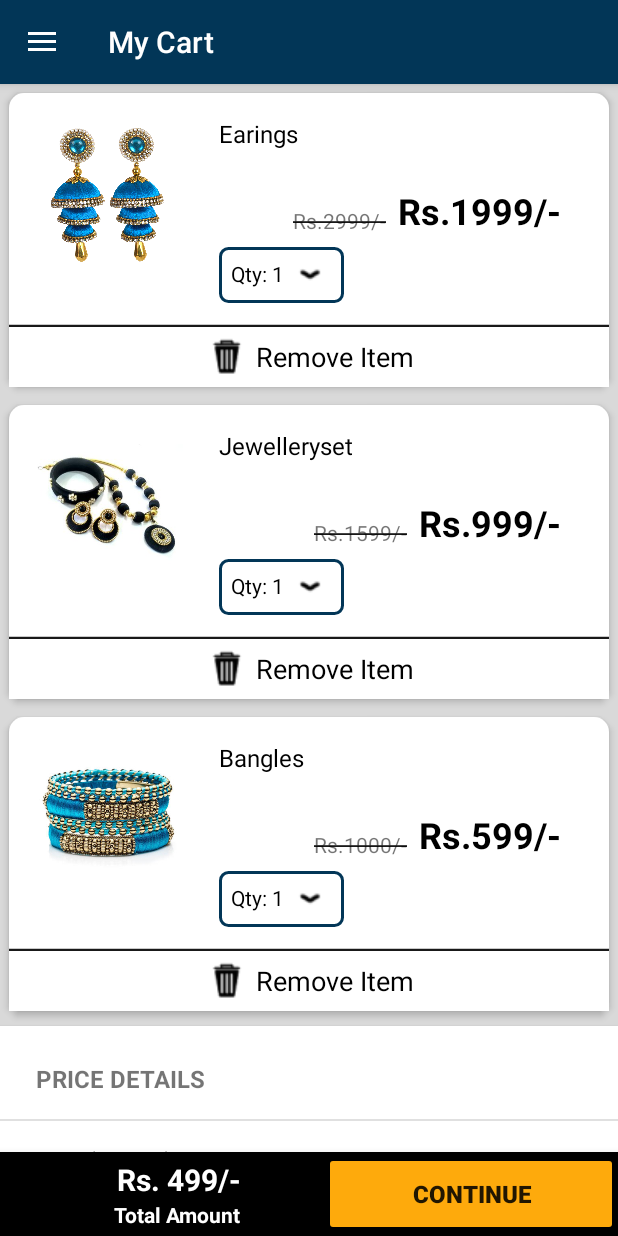
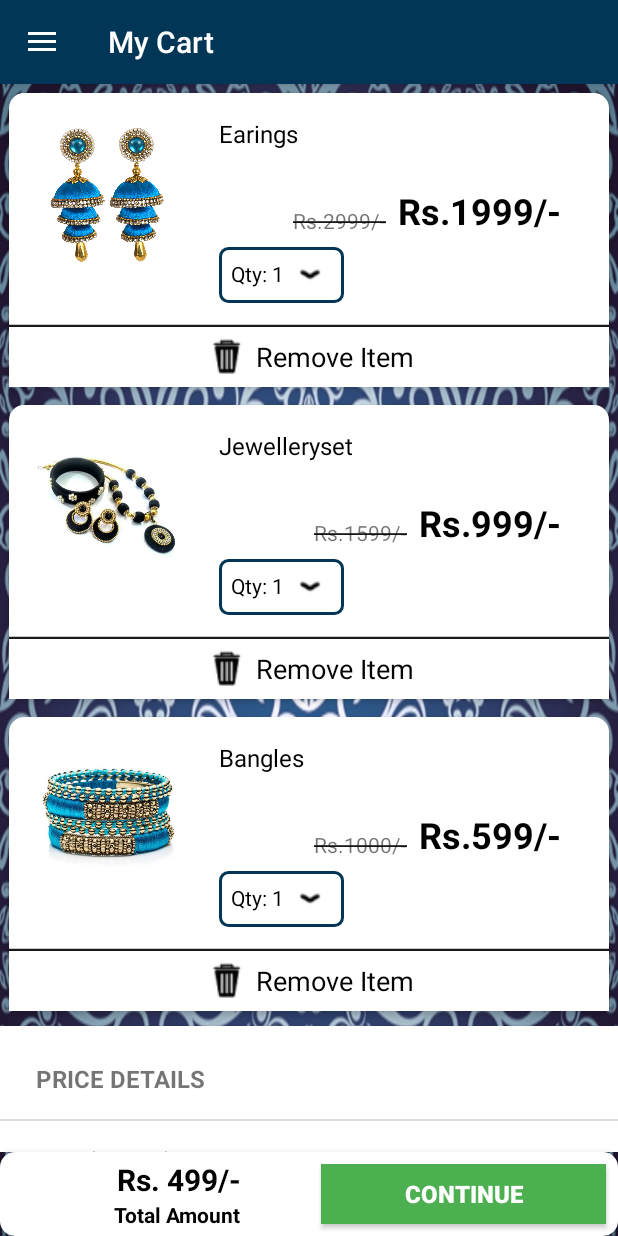
Before and after one commit to Nithya-99/HMWL, an Android app: the screen it shows after launch (MainActivity), in the side drawer, after a tap on "My Cart", on a phone screen of 412 x 824 dp. Run offline under Robolectric (Android 15) with nearby library versions, the light colour scheme and no system bars; our stand-ins replace Firebase (no records; nobody signed in at launch, a user with empty details on screens opened directly); pictures from the network do not load.

Commit message:
Updating Main activity

```diff
--- a/app/src/main/java/com/example/hmwl/MainActivity.java
+++ b/app/src/main/java/com/example/hmwl/MainActivity.java
@@ -134,14 +134,14 @@ public class MainActivity extends AppCompatActivity
         return super.onOptionsItemSelected(item);
     }
 
-    private void myCart() {
-        getSupportActionBar().setDisplayShowTitleEnabled(true);
-        getSupportActionBar().setTitle("My Cart");
-        actionBarLogo.setVisibility(View.GONE);
-        invalidateOptionsMenu();
-        setFragment(new MyCartFragment(),CART_FRAGMENT);
-        navigationView.getMenu().getItem(2).setChecked(true);
-    }
+//    private void myCart() {
+//        getSupportActionBar().setDisplayShowTitleEnabled(true);
+//        getSupportActionBar().setTitle("My Cart");
+//        actionBarLogo.setVisibility(View.GONE);
+//        invalidateOptionsMenu();
+//        setFragment(new MyCartFragment(),CART_FRAGMENT);
+//        navigationView.getMenu().getItem(2).setChecked(true);
+//    }
 
     @SuppressWarnings("StatementWithEmptyBody")
     @Override
@@ -158,7 +158,7 @@ public class MainActivity extends AppCompatActivity
             // Handle the camera action
             gotoFragment("My Orders", new MyOrderFragment(), ORDERS_FRAGMENT);
         } else if (id == R.id.nav_my_cart) {
-            myCart();
+            gotoFragment("My Cart", new MyCartFragment(), CART_FRAGMENT);
         } else if (id == R.id.nav_my_wishlist) {
 
         } else if (id == R.id.nav_my_account) {
@@ -178,6 +178,9 @@ public class MainActivity extends AppCompatActivity
         getSupportActionBar().setTitle(title);
         invalidateOptionsMenu();
         setFragment(fragment, fragmentNo);
+        if (fragmentNo == CART_FRAGMENT){
+            navigationView.getMenu().getItem(3).setChecked(true);
+        }
         // delh abhi yaha pr humne neeche 3 kyu pass kiya na
         // coz jab app ke left me navbar open karega tab tujhe jo options dekhenge usme se 3 rd wala option my cart ka h
         // and user ko ye bhata rhe h apan ki agar usne 3rd wala option select kiya to ye sab hoga.....
--- a/app/src/main/res/layout/fragment_my_account.xml
+++ b/app/src/main/res/layout/fragment_my_account.xml
@@ -4,7 +4,8 @@
     xmlns:tools="http://schemas.android.com/tools"
     android:layout_width="match_parent"
     android:layout_height="match_parent"
-    tools:context=".MyAccountFragment">
+    tools:context=".MyAccountFragment"
+    android:background="@drawable/background">
 
     <androidx.constraintlayout.widget.ConstraintLayout
         android:layout_width="match_parent"
--- a/app/src/main/res/layout/fragment_my_cart.xml
+++ b/app/src/main/res/layout/fragment_my_cart.xml
@@ -4,7 +4,7 @@
     xmlns:tools="http://schemas.android.com/tools"
     android:layout_width="match_parent"
     android:layout_height="match_parent"
-    android:background="#d9d9d9"
+    android:background="@drawable/background"
     tools:context=".MyCartFragment">
 
     <!-- TODO: Update blank fragment layout -->
@@ -22,9 +22,9 @@
         android:id="@+id/linearLayout"
         android:layout_width="0dp"
         android:layout_height="56dp"
-        android:background="@color/black"
         android:elevation="8dp"
         android:orientation="horizontal"
+        android:background="@drawable/round_background"
         app:layout_constraintBottom_toBottomOf="parent"
         app:layout_constraintEnd_toEndOf="parent"
         app:layout_constraintStart_toStartOf="parent">
@@ -35,6 +35,7 @@
             android:layout_weight="1"
             android:gravity="center_vertical"
             android:orientation="vertical"
+            android:elevation="3dp"
             android:paddingStart="16dp">
 
             <TextView
@@ -44,7 +45,7 @@
                 android:layout_gravity="right"
                 android:layout_marginRight="45dp"
                 android:text="Rs. 499/-"
-                android:textColor="#ffff"
+                android:textColor="@color/black"
                 android:textSize="20sp"
                 android:textStyle="bold" />
 
@@ -54,7 +55,7 @@
                 android:text="Total Amount"
                 android:layout_gravity="right"
                 android:layout_marginRight="45dp"
-                android:textColor="#ffff"
+                android:textColor="@color/black"
                 android:textStyle="bold" />
         </LinearLayout>
 
@@ -63,8 +64,13 @@
             android:layout_width="match_parent"
             android:layout_height="match_parent"
             android:layout_marginLeft="10dp"
+            android:layout_marginEnd="8dp"
+            android:layout_marginStart="8dp"
+            android:layout_marginBottom="8dp"
+            android:layout_marginTop="8dp"
             android:layout_weight="1"
-            android:backgroundTint="?android:attr/colorPressedHighlight"
+            android:background="@color/green"
+            android:textColor="@color/colorAccent"
             android:text="continue"
             android:textSize="16sp"
             android:textStyle="bold" />
```
